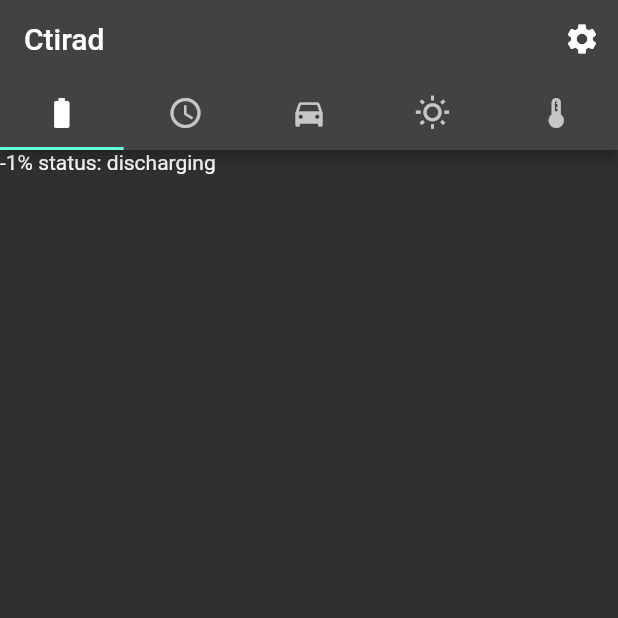
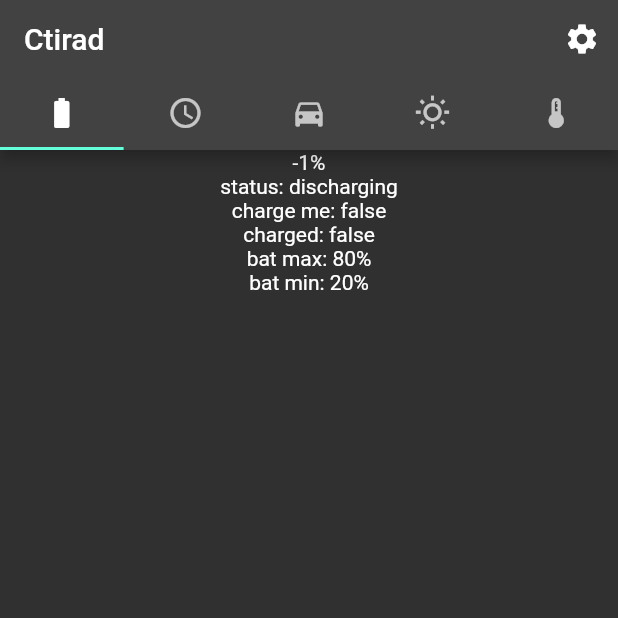
Before and after one commit to ondyn/Ctirad, a Flutter app: the first screen one second after launch, on a phone screen of 412 x 824 dp, the top half of it. Run offline on Flutter 3.47's test engine with Material 2 defaults, Android fonts, the phone set to English and light mode, and no system bars; our stand-ins replace battery_plus, convert, flutter_settings_screens, google_fonts, hive, hive_flutter and 1 more; missing offline and left inert: flutter_libserialport, usb_serial; accounts and stored records are empty.

Commit message:
charging feature

```diff
--- a/lib/models/battery_provider.dart
+++ b/lib/models/battery_provider.dart
@@ -1,30 +1,61 @@
 import 'dart:async';
 
 import 'package:battery_plus/battery_plus.dart';
+import 'package:ctirad/screens/settings/app_settings_page.dart';
 import 'package:flutter/material.dart';
+import 'package:flutter_settings_screens/flutter_settings_screens.dart';
 
 class BatteryProvider extends ChangeNotifier {
   BatteryProvider() {
     const Duration oneSec = Duration(seconds: 5);
-    Timer.periodic(oneSec, (Timer t) => getBattery());
+    Timer.periodic(oneSec, (Timer t) => checkBattery());
     _batteryStateSubscription =
         _battery.onBatteryStateChanged.listen((BatteryState state) {
-      print("BatteryProvider receive: ${state.toString().split('.').last}");
+      debugPrint(
+          "BatteryProvider receive: ${state.toString().split('.').last}");
       _batteryState = state;
       notifyListeners();
     });
   }
   int _batteryLevel = -1;
+  bool _chargeMe = false;
+  bool _charged = false;
   BatteryState _batteryState = BatteryState.unknown;
   final Battery _battery = Battery();
   late StreamSubscription<BatteryState> _batteryStateSubscription;
 
   int get batteryLevel => _batteryLevel;
   BatteryState get batteryState => _batteryState;
+  bool get isCharged => _charged;
+  bool get chargeMe => _chargeMe;
 
-  Future<void> getBattery() async {
+  Future<void> checkBattery() async {
     _batteryLevel = await _battery.batteryLevel;
+    processBatteryLevel(_batteryLevel);
     notifyListeners();
+  }
+
+  void processBatteryLevel(int newLevel) {
+    double max = Settings.getValue<double>(AppSettings.batMax, 100.0);
+    double min = Settings.getValue<double>(AppSettings.batMin, 0.0);
+    if (newLevel < min) {
+      _charged = false;
+      _chargeMe = false;
+    }
+
+    if (!_charged && newLevel < max) {
+      _chargeMe = true;
+    } else {
+      _chargeMe = false;
+    }
+
+    if (newLevel >= max) {
+      _chargeMe = false;
+      _charged = true;
+    }
+
+    debugPrint(
+        'newLevel:$newLevel, min:$min, max$max, chargeMe:$_chargeMe, charged:$_charged');
   }
 
   @override
--- a/lib/models/cache_provider.dart
+++ b/lib/models/cache_provider.dart
@@ -9,7 +9,7 @@ import 'package:path_provider/path_provider.dart';
 /// A cache access provider class for shared preferences using Hive library
 class HiveCache extends CacheProvider {
   late Box _preferences;
-  final String keyName = 'app_preferences';
+  static const String keyName = 'app_settings';
 
   @override
   Future<void> init() async {
--- /dev/null
+++ b/lib/screens/battery_screen.dart
@@ -0,0 +1,41 @@
+import 'package:flutter/material.dart';
+import 'package:hive_flutter/hive_flutter.dart';
+import 'package:provider/provider.dart';
+
+import '../models/battery_provider.dart';
+import '../models/cache_provider.dart';
+import 'settings/app_settings_page.dart';
+
+class BatteryScreen extends StatelessWidget {
+  const BatteryScreen({Key? key}) : super(key: key);
+  @override
+  Widget build(BuildContext context) {
+    return Column(children: [
+      Consumer<BatteryProvider>(builder:
+          (BuildContext context, BatteryProvider provider, Widget? child) {
+        return Column(
+          children: [
+            Text('${provider.batteryLevel}%'),
+            Text('status: ${provider.batteryState.toString().split('.').last}'),
+            Text('charge me: ${provider.chargeMe}'),
+            Text('charged: ${provider.isCharged}'),
+          ],
+        );
+      }),
+      ValueListenableBuilder<Box>(
+          valueListenable: Hive.box(HiveCache.keyName).listenable(),
+          builder: (context, box, widget) {
+            return Column(
+              children: [
+                Center(
+                    child: Text(
+                        'bat max: ${box.get(AppSettings.batMax, defaultValue: 80).round()}%')),
+                Center(
+                    child: Text(
+                        'bat min: ${box.get(AppSettings.batMin, defaultValue: 20).round()}%')),
+              ],
+            );
+          }),
+    ]);
+  }
+}
--- a/lib/screens/home_page.dart
+++ b/lib/screens/home_page.dart
@@ -1,3 +1,4 @@
+import 'package:ctirad/screens/battery_screen.dart';
 import 'package:flutter/material.dart';
 import 'package:provider/provider.dart';
 
@@ -52,11 +53,7 @@ class _HomePageState extends State<HomePage> {
         ),
         body: TabBarView(
           children: [
-            Consumer<BatteryProvider>(builder: (BuildContext context,
-                BatteryProvider provider, Widget? child) {
-              return Text(
-                  '${provider.batteryLevel}% status: ${provider.batteryState.toString().split('.').last}');
-            }),
+            BatteryScreen(),
             ClockPage(),
             const Serial2(),
             Center(
--- a/lib/screens/serial2.dart
+++ b/lib/screens/serial2.dart
@@ -21,7 +21,7 @@ class _MyAppState extends State<Serial2> {
   UsbPort? _port;
   String _status = 'Idle';
   List<Widget> _ports = List<Widget>.empty();
-  final List<Widget> _serialData = List<Widget>.empty();
+  List<Widget> _serialData = [];
   bool isHexMode = true;
 
   StreamSubscription<Uint8List>? _subscription;
--- a/pubspec.yaml
+++ b/pubspec.yaml
@@ -44,6 +44,7 @@ dependencies:
   shared_preferences: ^2.0.12
   flutter_settings_screens: ^0.3.2-null-safety
   hive: ^2.0.5
+  hive_flutter: ^1.1.0
 dev_dependencies:
   flutter_test:
     sdk: flutter
```
Also changed, not shown: lib/screens/settings/app_settings_page.dart (+13 -6 lines), pubspec.lock.
